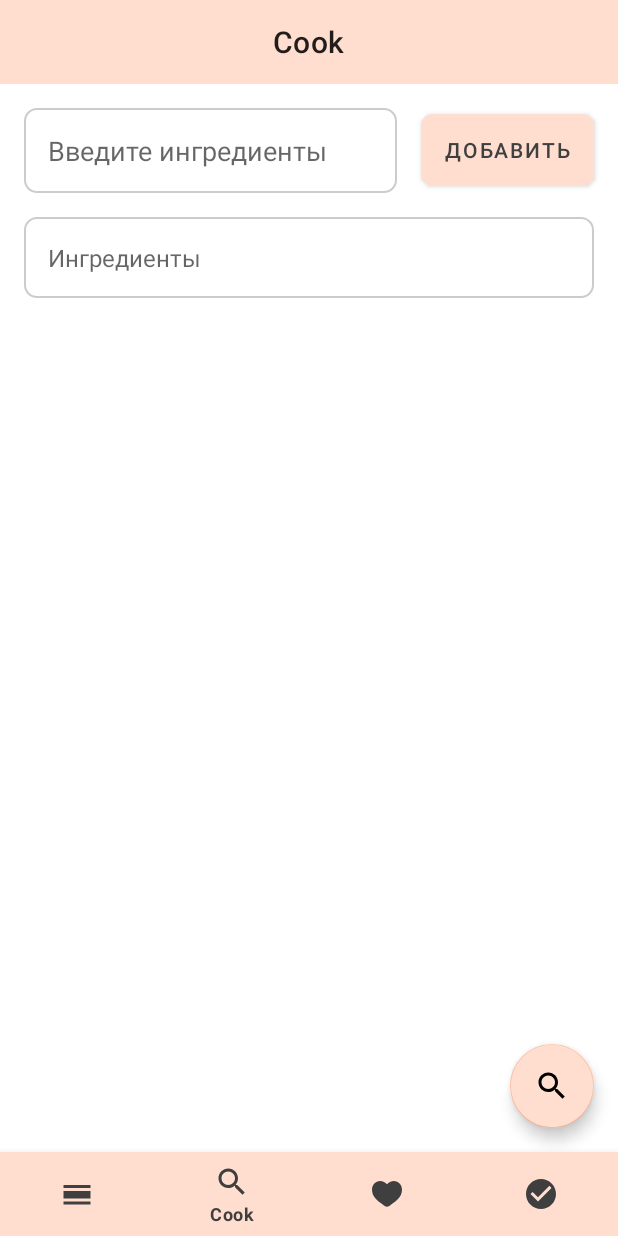
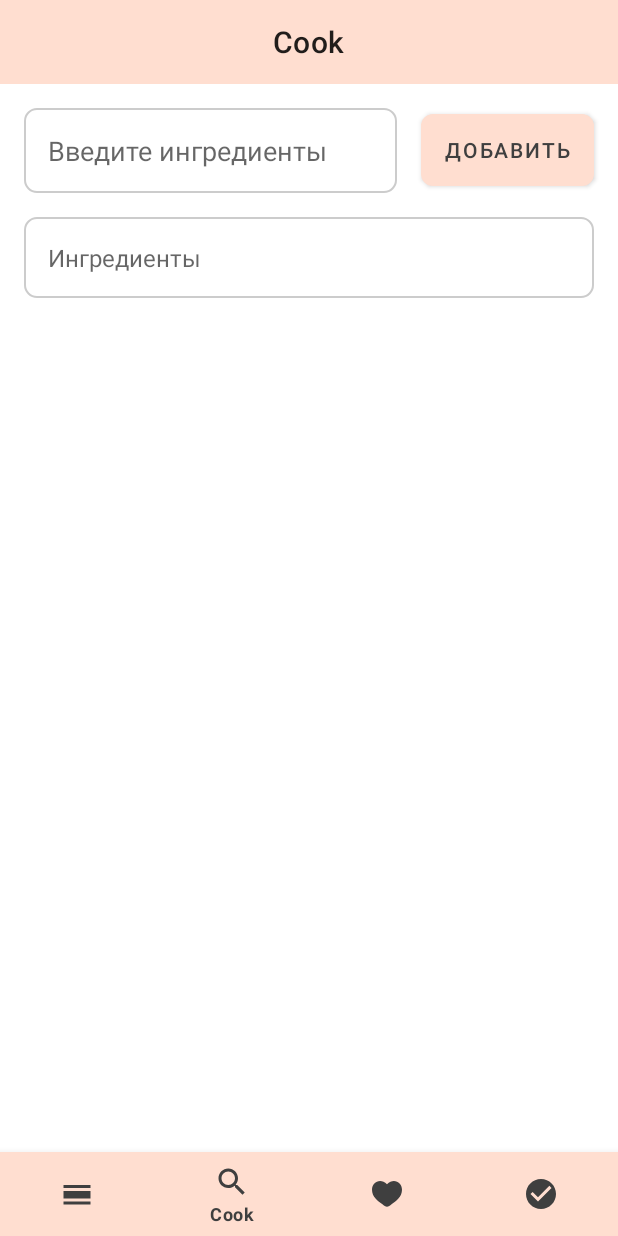
Before and after one commit to liiceberg/team8-project-summer-lab-2024, an Android app: the screen it shows after launch (MainActivity), on a phone screen of 412 x 824 dp. Run offline under Robolectric (Android 15) with nearby library versions, the phone set to English and light mode, and no system bars; our stand-ins replace Room's generated code, navigation-ui; libraries missing offline, so code that uses them is left out: com.github.doyaaaaaken.kotlincsv; 1 statement that could not run was skipped.

Commit message:
merge IngredientsListFragment and RecipeListFragment

```diff
--- a/app/src/main/java/ru/kpfu/itis/summerlab/team8/cookup/IngredientsListFragment.kt
+++ b/app/src/main/java/ru/kpfu/itis/summerlab/team8/cookup/IngredientsListFragment.kt
@@ -2,22 +2,26 @@ package ru.kpfu.itis.summerlab.team8.cookup
 
 import android.os.Bundle
 import android.view.View
+import android.widget.ArrayAdapter
 import androidx.fragment.app.Fragment
 import androidx.navigation.fragment.findNavController
+import androidx.recyclerview.widget.StaggeredGridLayoutManager
+import com.bumptech.glide.Glide
 import ru.kpfu.itis.summerlab.team8.cookup.databinding.FragmentIngredientsListBinding
 
 class IngredientsListFragment : Fragment(R.layout.fragment_ingredients_list) {
 
     private var binding: FragmentIngredientsListBinding? = null
+    private var adapter: RecipeAdapter? = null
 
-    private lateinit var ingList: ArrayList<String>
+    private var ingList = mutableListOf<String>()
     private var isTextViewExpanded = false
 
     override fun onViewCreated(view: View, savedInstanceState: Bundle?) {
         super.onViewCreated(view, savedInstanceState)
         binding = FragmentIngredientsListBinding.bind(view)
 
-        ingList = ArrayList()
+        initRecipeAdapter()
 
         binding?.run {
 
@@ -25,10 +29,12 @@ class IngredientsListFragment : Fragment(R.layout.fragment_ingredients_list) {
                 val item = inputTextView.text.toString()
 
                 if(item.isNotEmpty()) {
-                    ingList.add(item.trim())
-                    expandableTextView.text = "${expandableTextView.text}-${inputTextView.text}\n"
+                    ingList.add(item.trim().lowercase())
+                    expandableTextView.text = "${expandableTextView.text}${inputTextView.text}\n"
                     inputTextView.setText("")
                 }
+
+                adapter?.updateData(searchRecipe(ingList.toSet()))
             }
 
             expandableTextView.setOnClickListener {
@@ -42,22 +48,31 @@ class IngredientsListFragment : Fragment(R.layout.fragment_ingredients_list) {
                     isTextViewExpanded = true
                 }
             }
+        }
+    }
 
+    private fun initRecipeAdapter() {
+        binding?.run {
+            adapter = RecipeAdapter(
+                list = listOf(),
+                glide = Glide.with(this@IngredientsListFragment),
+                onClick = {
                     val bundle = Bundle()
                     bundle.apply {
-                bundle.putStringArrayList("list", ingList)
+                        bundle.putLong("id", it.id);
                     }
-            println(ingList)
-            fabSearch.setOnClickListener {
-
                     findNavController().navigate(
-                    R.id.action_ingredientsListFragment_to_recipeListFragment,
+                        R.id.action_ingredientsListFragment_to_recipeInfoFragment,
                         bundle
                     )
                 }
-
-
+            )
+            rvRecipe.adapter = adapter
+            rvRecipe.layoutManager = StaggeredGridLayoutManager(2, StaggeredGridLayoutManager.VERTICAL)
         }
     }
 
+    private fun searchRecipe(list: Set<String>?): List<Recipe> =
+        RecipeRepository.recipes
+            .sortedByDescending { list!!.intersect(it.ingredients.lowercase().split(",").toSet()).size }
 }
--- a/app/src/main/java/ru/kpfu/itis/summerlab/team8/cookup/RecipeAdapter.kt
+++ b/app/src/main/java/ru/kpfu/itis/summerlab/team8/cookup/RecipeAdapter.kt
@@ -7,7 +7,7 @@ import com.bumptech.glide.RequestManager
 import ru.kpfu.itis.summerlab.team8.cookup.databinding.ItemRecipeBinding
 
 class RecipeAdapter(
-    private val list: List<Recipe>,
+    private var list: List<Recipe>,
     private val glide: RequestManager,
     private val onClick: (Recipe) -> Unit,
 ) : RecyclerView.Adapter<RecipeHolder>() {
@@ -32,4 +32,8 @@ class RecipeAdapter(
         holder.onBind(list[position])
     }
 
+    fun updateData(newRecipes: List<Recipe>){
+        list = newRecipes
+        notifyDataSetChanged()
+    }
 }
--- a/app/src/main/res/layout/fragment_ingredients_list.xml
+++ b/app/src/main/res/layout/fragment_ingredients_list.xml
@@ -49,29 +49,29 @@
         android:layout_width="0dp"
         android:layout_height="wrap_content"
         android:layout_margin="16dp"
-        android:layout_marginTop="16dp"
+        android:layout_marginTop="8dp"
         android:background="@drawable/textview_border"
         android:clickable="true"
-        android:textSize="16sp"
         android:ellipsize="end"
         android:focusable="true"
         android:hint="Ингредиенты"
         android:maxLines="1"
         android:padding="16dp"
+        android:textSize="16sp"
         app:layout_constraintEnd_toEndOf="parent"
         app:layout_constraintStart_toStartOf="parent"
         app:layout_constraintTop_toBottomOf="@+id/inputTextView" />
 
-    <com.google.android.material.floatingactionbutton.FloatingActionButton
-        android:id="@+id/fab_search"
-        android:layout_width="wrap_content"
-        android:layout_height="wrap_content"
+    <androidx.recyclerview.widget.RecyclerView
+        android:id="@+id/rvRecipe"
+        android:layout_width="match_parent"
+        android:layout_height="0dp"
+        android:layout_marginTop="8dp"
         app:layout_constraintBottom_toBottomOf="parent"
         app:layout_constraintEnd_toEndOf="parent"
-        android:layout_marginEnd="16dp"
-        android:layout_marginBottom="16dp"
-        android:backgroundTint="@color/primary_color_cookup"
-        android:contentDescription="@string/search_recipe"
-        android:src="@drawable/ic_search" />
+        app:layout_constraintStart_toStartOf="parent"
+        app:layout_constraintTop_toBottomOf="@id/expandableTextView"
+        tools:itemCount="3"
+        tools:listitem="@layout/item_recipe" />
 
 </androidx.constraintlayout.widget.ConstraintLayout>
--- a/app/src/main/res/layout/item_recipe.xml
+++ b/app/src/main/res/layout/item_recipe.xml
@@ -32,6 +32,7 @@
                 android:id="@+id/ivPhoto"
                 android:layout_width="100dp"
                 android:layout_height="100dp"
+                android:scaleType="centerCrop"
                 app:layout_constraintBottom_toTopOf="@+id/tvNameRecipe"
                 app:layout_constraintEnd_toEndOf="parent"
                 app:layout_constraintStart_toStartOf="parent"
--- a/app/src/main/res/navigation/main_graph.xml
+++ b/app/src/main/res/navigation/main_graph.xml
@@ -29,19 +29,11 @@
         android:label="RecipeInfoFragment" />
 
     <fragment
-        android:id="@+id/recipeListFragment"
-        android:name="ru.kpfu.itis.summerlab.team8.cookup.RecipeListFragment">
-        <action
-            android:id="@+id/action_recipeListFragment_to_recipeInfoFragment"
-            app:destination="@id/recipeInfoFragment" />
-    </fragment>
-
-    <fragment
         android:id="@+id/ingredientsListFragment"
         android:name="ru.kpfu.itis.summerlab.team8.cookup.IngredientsListFragment">
         <action
-            android:id="@+id/action_ingredientsListFragment_to_recipeListFragment"
-            app:destination="@id/recipeListFragment" />
+            android:id="@+id/action_ingredientsListFragment_to_recipeInfoFragment"
+            app:destination="@id/recipeInfoFragment" />
     </fragment>
     <fragment
         android:id="@+id/favoriteRecipesFragment"
```
Also changed, not shown: app/src/main/java/ru/kpfu/itis/summerlab/team8/cookup/RecipeListFragment.kt (deleted, +0 -62 lines), app/src/main/res/layout/fragment_recipe_list.xml (deleted, +0 -30 lines). Lines whose indentation alone changed are shown as unchanged.
